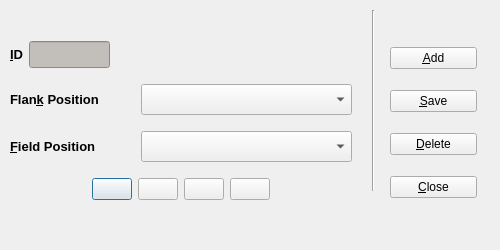
First picture: the form in code/pyqt/gui/position_setup.ui, repository soccermetrics/marcotti-desktop, before the edit.
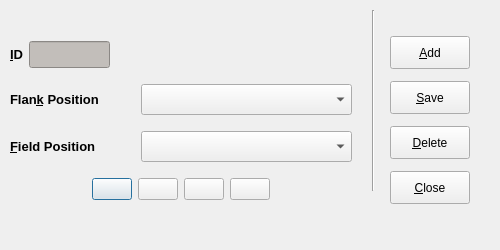
Second picture: the form after the edit. Icons and pictures are not drawn.

Commit message: Brought button sizes in Positions UI in line with other UIs

Patch:
```diff
--- a/code/pyqt/gui/position_setup.ui
+++ b/code/pyqt/gui/position_setup.ui
@@ -261,11 +261,11 @@
     </item>
    </layout>
   </widget>
-  <widget class="QWidget" name="">
+  <widget class="QWidget" name="layoutWidget">
    <property name="geometry">
     <rect>
      <x>390</x>
-     <y>32</y>
+     <y>30</y>
      <width>87</width>
      <height>181</height>
     </rect>
@@ -273,6 +273,18 @@
    <layout class="QVBoxLayout" name="verticalLayout">
     <item>
      <widget class="QPushButton" name="addEntry">
+      <property name="minimumSize">
+       <size>
+        <width>80</width>
+        <height>33</height>
+       </size>
+      </property>
+      <property name="maximumSize">
+       <size>
+        <width>80</width>
+        <height>33</height>
+       </size>
+      </property>
       <property name="toolTip">
        <string>Add Entry</string>
       </property>
@@ -287,6 +299,18 @@
     </item>
     <item>
      <widget class="QPushButton" name="saveEntry">
+      <property name="minimumSize">
+       <size>
+        <width>80</width>
+        <height>33</height>
+       </size>
+      </property>
+      <property name="maximumSize">
+       <size>
+        <width>80</width>
+        <height>33</height>
+       </size>
+      </property>
       <property name="toolTip">
        <string>Delete Entry</string>
       </property>
@@ -301,6 +325,18 @@
     </item>
     <item>
      <widget class="QPushButton" name="deleteEntry">
+      <property name="minimumSize">
+       <size>
+        <width>80</width>
+        <height>33</height>
+       </size>
+      </property>
+      <property name="maximumSize">
+       <size>
+        <width>80</width>
+        <height>33</height>
+       </size>
+      </property>
       <property name="toolTip">
        <string>Delete Entry</string>
       </property>
@@ -315,6 +351,18 @@
     </item>
     <item>
      <widget class="QPushButton" name="closeButton">
+      <property name="minimumSize">
+       <size>
+        <width>80</width>
+        <height>33</height>
+       </size>
+      </property>
+      <property name="maximumSize">
+       <size>
+        <width>80</width>
+        <height>33</height>
+       </size>
+      </property>
       <property name="toolTip">
        <string>Close Window</string>
       </property>
```
